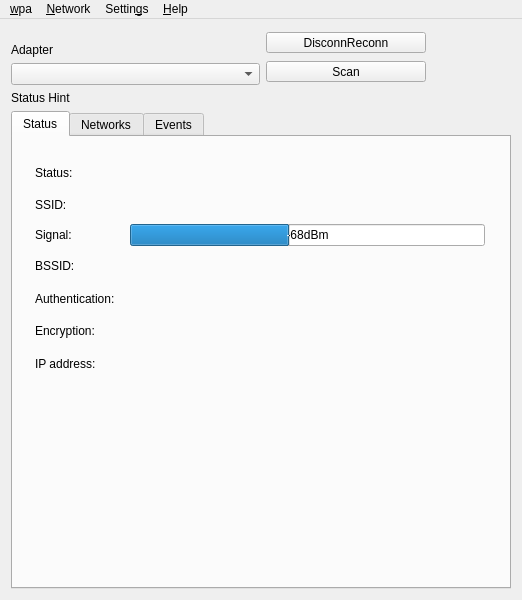
The window that src/wpagui.ui (loh-tar/wpa-cute) describes before a commit, drawn with Qt 5.
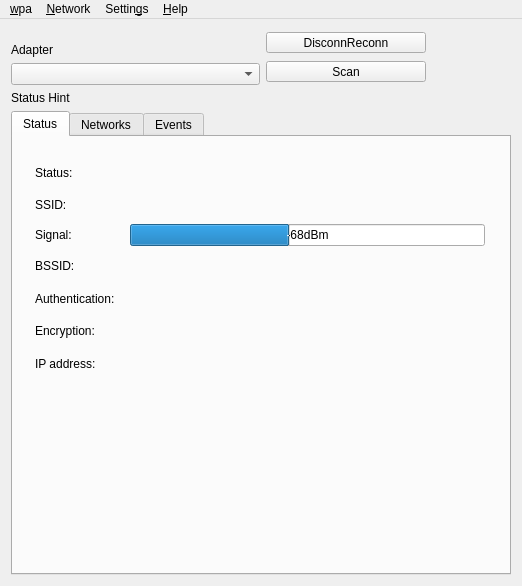
The same window after the commit. The open tabs and pages were chosen to show the change. Icons and pictures are not drawn.

Commit message: Remove command line option -P

Diff of the .ui file:
```diff
--- a/src/wpagui.ui
+++ b/src/wpagui.ui
@@ -7,7 +7,7 @@
     <x>0</x>
     <y>0</y>
     <width>522</width>
-    <height>600</height>
+    <height>586</height>
    </rect>
   </property>
   <property name="windowTitle">
```
Left out of the diff: 3 changed lines with no effect on the pictures. The commit also changes 1 other file.
